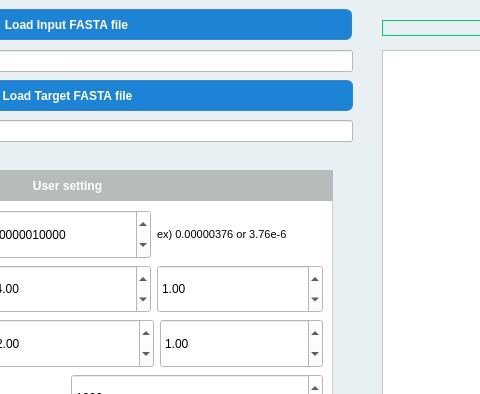
khk1329/RMSS-viral-protein-simulator, file ui/Mutation_simulator_GUI.ui: the form before one commit; both pictures show x 228 to 708 and y 0 to 394 of the 1148 by 744 pixel window.
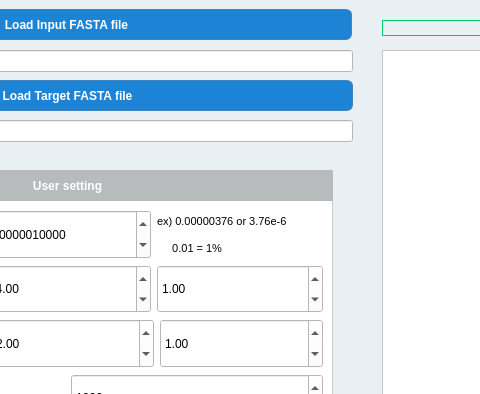
The form after the commit.

Commit message: Ensure stability of simulation process and fix mutation rate application error

```diff
--- a/ui/Mutation_simulator_GUI.ui
+++ b/ui/Mutation_simulator_GUI.ui
@@ -316,6 +316,8 @@
        </widget>
       </item>
       <item>
+       <layout class="QVBoxLayout" name="verticalLayout_2">
+        <item>
        <widget class="QLabel" name="mutationLabel_2">
         <property name="font">
          <font>
@@ -329,6 +331,20 @@
          <string>ex) 0.00000376 or 3.76e-6</string>
         </property>
        </widget>
+        </item>
+        <item>
+         <widget class="QLabel" name="label_2">
+          <property name="font">
+           <font>
+            <pointsize>8</pointsize>
+           </font>
+          </property>
+          <property name="text">
+           <string>     0.01 = 1%</string>
+          </property>
+         </widget>
+        </item>
+       </layout>
       </item>
      </layout>
     </item>
```
Lines whose indentation alone changed are shown as unchanged. The commit also changes 5 other files.
